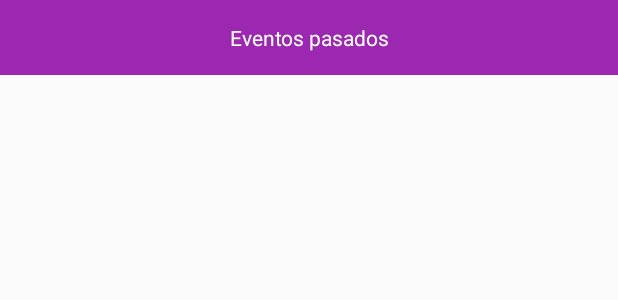
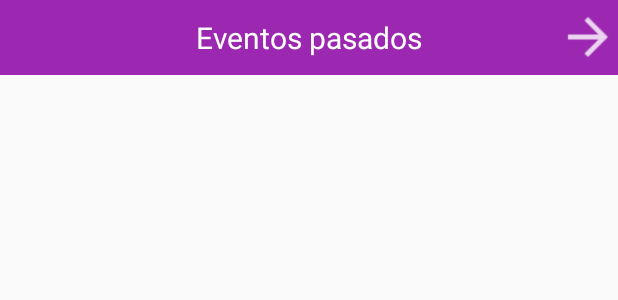
Before and after one commit to jannaescur/Layouts, an Android app: the layout eventos_pasados.xml on its own in the app's theme, with its tools: preview values and no code run, on a phone screen of 412 x 824 dp. Shown: the top 300 px of the screen. Run offline under Robolectric (Android 15) with nearby library versions, the phone set to English and light mode, and no system bars.

Commit message:
nuevo layout

```diff
--- a/app/src/main/java/com/developer/janna/layouts/MainActivity.java
+++ b/app/src/main/java/com/developer/janna/layouts/MainActivity.java
@@ -8,6 +8,6 @@ public class MainActivity extends AppCompatActivity {
     @Override
     protected void onCreate(Bundle savedInstanceState) {
         super.onCreate(savedInstanceState);
-        setContentView(R.layout.activity_main);
+        setContentView(R.layout.eventos_pasados);
     }
 }
--- a/app/src/main/res/layout/activity_main.xml
+++ b/app/src/main/res/layout/eventos_pasados.xml
@@ -10,12 +10,22 @@
         android:layout_width="match_parent"
         android:layout_height="50dp"
         android:background="@color/colorPrimary">
+
         <TextView
             android:layout_width="fill_parent"
             android:layout_height="fill_parent"
             android:gravity="center"
             android:text="Eventos pasados"
+            android:textSize="20dp"
             android:textColor="@color/white"/>
+
+        <Button
+            android:layout_width="40dp"
+            android:layout_height="40dp"
+            android:background="@drawable/ic_action_name"
+            android:layout_centerVertical="true"
+            android:layout_alignParentEnd="true"
+            android:id="@+id/button" />
 
     </RelativeLayout>
 </RelativeLayout>
```
Also changed, not shown: app/src/main/res/layout/choose_avatar.xml (added, +33 -0 lines), app/src/main/res/drawable-hdpi/ic_action_name.png (added), app/src/main/res/drawable-mdpi/ic_action_name.png (added), app/src/main/res/drawable-xhdpi/ic_action_name.png (added), app/src/main/res/drawable-xxhdpi/ic_action_name.png (added).
